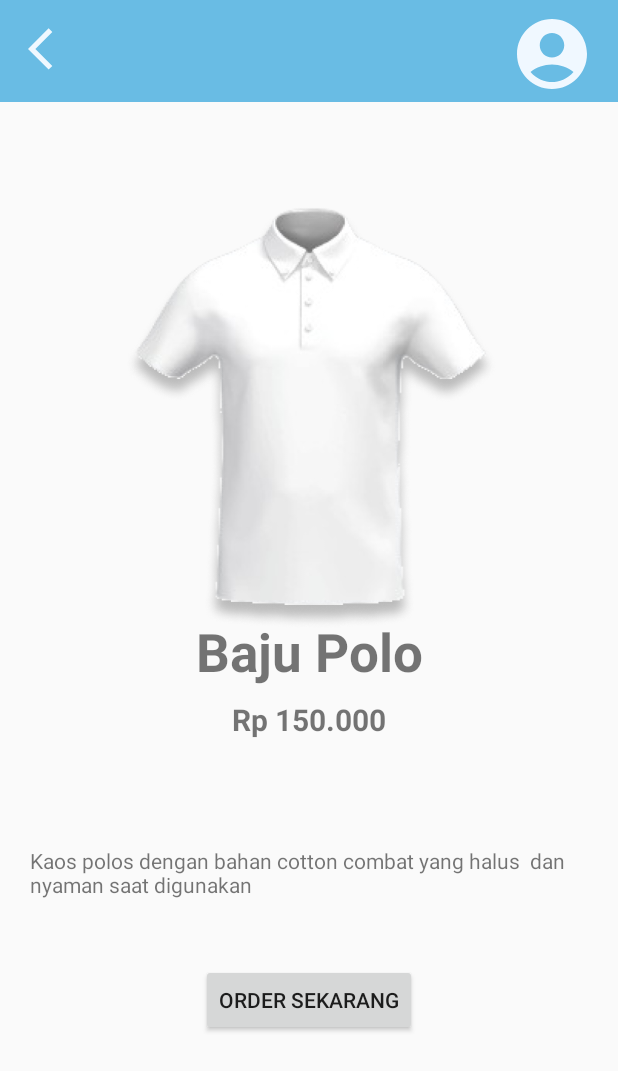
After one commit to IMadePringgaPutraBaskara/KonveksiMaster, an Android app built with Jetpack Compose: the layout tshirt_sale.xml on its own in the app's theme, with its tools: preview values and no code run, on a phone screen of 412 x 824 dp. The commit adds this screen. Shown: the top 1071 px of the screen. Run offline under Robolectric (Android 15) with nearby library versions, the phone set to English and light mode, and no system bars.

Commit message:
Big Update Home act Tshirt app dll

```diff
--- /dev/null
+++ b/app/src/main/java/com/example/myapplication/ShirtSale.kt
@@ -0,0 +1,4 @@
+package com.example.myapplication
+
+class ShirtSale {
+}
--- /dev/null
+++ b/app/src/main/java/com/example/myapplication/TshirtSale.kt
@@ -0,0 +1,4 @@
+package com.example.myapplication
+
+class TshirtSale {
+}
--- /dev/null
+++ b/app/src/main/res/drawable/baseline_account_circle_24.xml
@@ -0,0 +1,5 @@
+<vector xmlns:android="http://schemas.android.com/apk/res/android" android:height="24dp" android:tint="#F0F8FF" android:viewportHeight="24" android:viewportWidth="24" android:width="24dp">
+
+    <path android:fillColor="@android:color/white" android:pathData="M12,2C6.48,2 2,6.48 2,12s4.48,10 10,10s10,-4.48 10,-10S17.52,2 12,2zM12,6c1.93,0 3.5,1.57 3.5,3.5S13.93,13 12,13s-3.5,-1.57 -3.5,-3.5S10.07,6 12,6zM12,20c-2.03,0 -4.43,-0.82 -6.14,-2.88C7.55,15.8 9.68,15 12,15s4.45,0.8 6.14,2.12C16.43,19.18 14.03,20 12,20z"/>
+
+</vector>
--- /dev/null
+++ b/app/src/main/res/drawable/baseline_arrow_back_ios_24.xml
@@ -0,0 +1,5 @@
+<vector xmlns:android="http://schemas.android.com/apk/res/android" android:autoMirrored="true" android:height="24dp" android:tint="#F0F8FF" android:viewportHeight="24" android:viewportWidth="24" android:width="24dp">
+
+    <path android:fillColor="@android:color/white" android:pathData="M11.67,3.87L9.9,2.1 0,12l9.9,9.9 1.77,-1.77L3.54,12z"/>
+
+</vector>
--- /dev/null
+++ b/app/src/main/res/drawable/baseline_border_color_24.xml
@@ -0,0 +1,5 @@
+<vector xmlns:android="http://schemas.android.com/apk/res/android" android:height="24dp" android:tint="#F0F8FF" android:viewportHeight="24" android:viewportWidth="24" android:width="24dp">
+
+    <path android:fillColor="@android:color/white" android:pathData="M22,24H2v-4h20V24zM13.06,5.19l3.75,3.75L7.75,18H4v-3.75L13.06,5.19zM17.88,7.87l-3.75,-3.75l1.83,-1.83c0.39,-0.39 1.02,-0.39 1.41,0l2.34,2.34c0.39,0.39 0.39,1.02 0,1.41L17.88,7.87z"/>
+
+</vector>
--- /dev/null
+++ b/app/src/main/res/drawable/baseline_checkroom_24.xml
@@ -0,0 +1,5 @@
+<vector xmlns:android="http://schemas.android.com/apk/res/android" android:height="24dp" android:tint="#F0F8FF" android:viewportHeight="24" android:viewportWidth="24" android:width="24dp">
+
+    <path android:fillColor="@android:color/white" android:pathData="M21.6,18.2L13,11.75v-0.91c1.65,-0.49 2.8,-2.17 2.43,-4.05c-0.26,-1.31 -1.3,-2.4 -2.61,-2.7C10.54,3.57 8.5,5.3 8.5,7.5h2C10.5,6.67 11.17,6 12,6s1.5,0.67 1.5,1.5c0,0.84 -0.69,1.52 -1.53,1.5C11.43,8.99 11,9.45 11,9.99v1.76L2.4,18.2C1.63,18.78 2.04,20 3,20h9h9C21.96,20 22.37,18.78 21.6,18.2zM6,18l6,-4.5l6,4.5H6z"/>
+
+</vector>
--- /dev/null
+++ b/app/src/main/res/drawable/baseline_contact_phone_24.xml
@@ -0,0 +1,5 @@
+<vector xmlns:android="http://schemas.android.com/apk/res/android" android:height="24dp" android:tint="#F0F8FF" android:viewportHeight="24" android:viewportWidth="24" android:width="24dp">
+
+    <path android:fillColor="@android:color/white" android:pathData="M22,3L2,3C0.9,3 0,3.9 0,5v14c0,1.1 0.9,2 2,2h20c1.1,0 1.99,-0.9 1.99,-2L24,5c0,-1.1 -0.9,-2 -2,-2zM8,6c1.66,0 3,1.34 3,3s-1.34,3 -3,3 -3,-1.34 -3,-3 1.34,-3 3,-3zM14,18L2,18v-1c0,-2 4,-3.1 6,-3.1s6,1.1 6,3.1v1zM17.85,14h1.64L21,16l-1.99,1.99c-1.31,-0.98 -2.28,-2.38 -2.73,-3.99 -0.18,-0.64 -0.28,-1.31 -0.28,-2s0.1,-1.36 0.28,-2c0.45,-1.62 1.42,-3.01 2.73,-3.99L21,8l-1.51,2h-1.64c-0.22,0.63 -0.35,1.3 -0.35,2s0.13,1.37 0.35,2z"/>
+
+</vector>
--- /dev/null
+++ b/app/src/main/res/drawable/baseline_currency_exchange_24.xml
@@ -0,0 +1,5 @@
+<vector xmlns:android="http://schemas.android.com/apk/res/android" android:height="24dp" android:tint="#F0F8FF" android:viewportHeight="24" android:viewportWidth="24" android:width="24dp">
+
+    <path android:fillColor="@android:color/white" android:pathData="M12.89,11.1c-1.78,-0.59 -2.64,-0.96 -2.64,-1.9c0,-1.02 1.11,-1.39 1.81,-1.39c1.31,0 1.79,0.99 1.9,1.34l1.58,-0.67C15.39,8.03 14.72,6.56 13,6.24V5h-2v1.26C8.52,6.82 8.51,9.12 8.51,9.22c0,2.27 2.25,2.91 3.35,3.31c1.58,0.56 2.28,1.07 2.28,2.03c0,1.13 -1.05,1.61 -1.98,1.61c-1.82,0 -2.34,-1.87 -2.4,-2.09L8.1,14.75c0.63,2.19 2.28,2.78 2.9,2.96V19h2v-1.24c0.4,-0.09 2.9,-0.59 2.9,-3.22C15.9,13.15 15.29,11.93 12.89,11.1zM3,21H1v-6h6v2l-2.48,0c1.61,2.41 4.36,4 7.48,4c4.97,0 9,-4.03 9,-9h2c0,6.08 -4.92,11 -11,11c-3.72,0 -7.01,-1.85 -9,-4.67L3,21zM1,12C1,5.92 5.92,1 12,1c3.72,0 7.01,1.85 9,4.67L21,3h2v6h-6V7l2.48,0C17.87,4.59 15.12,3 12,3c-4.97,0 -9,4.03 -9,9H1z"/>
+
+</vector>
--- /dev/null
+++ b/app/src/main/res/layout/tshirt_sale.xml
@@ -0,0 +1,111 @@
+<?xml version="1.0" encoding="utf-8"?>
+<androidx.constraintlayout.widget.ConstraintLayout xmlns:android="http://schemas.android.com/apk/res/android"
+    xmlns:app="http://schemas.android.com/apk/res-auto"
+    xmlns:tools="http://schemas.android.com/tools"
+    android:layout_width="match_parent"
+    android:layout_height="match_parent"
+    tools:context=".TshirtSale">
+
+    <LinearLayout
+        android:layout_width="match_parent"
+        android:layout_height="match_parent"
+        android:orientation="vertical"
+        app:layout_constraintTop_toTopOf="parent"
+        app:layout_constraintStart_toStartOf="parent"
+        app:layout_constraintEnd_toEndOf="parent">
+
+        <androidx.constraintlayout.widget.ConstraintLayout
+            android:layout_width="match_parent"
+            android:layout_height="wrap_content"
+            android:background="@drawable/back_logo">
+
+            <ImageView
+                android:id="@+id/profile"
+                android:layout_width="56dp"
+                android:layout_height="64dp"
+                android:layout_marginTop="4dp"
+                android:layout_marginEnd="16dp"
+                app:layout_constraintEnd_toEndOf="parent"
+                app:layout_constraintTop_toTopOf="parent"
+                app:srcCompat="@drawable/baseline_account_circle_24"
+                tools:src="@tools:sample/avatars" />
+
+            <ImageView
+                android:id="@+id/back"
+                android:layout_width="33dp"
+                android:layout_height="33dp"
+                android:layout_marginTop="16dp"
+                android:layout_marginEnd="360dp"
+                app:layout_constraintEnd_toEndOf="parent"
+                app:layout_constraintTop_toTopOf="parent"
+                app:srcCompat="@drawable/baseline_arrow_back_ios_24"
+                tools:src="@tools:sample/avatars" />
+
+        </androidx.constraintlayout.widget.ConstraintLayout>
+
+        <androidx.constraintlayout.widget.ConstraintLayout
+            android:layout_width="match_parent"
+            android:layout_height="486dp">
+
+            <ImageView
+                android:id="@+id/imagePolo"
+                android:layout_width="306dp"
+                android:layout_height="321dp"
+                app:layout_constraintBottom_toBottomOf="parent"
+                app:layout_constraintEnd_toEndOf="parent"
+                app:layout_constraintHorizontal_bias="0.497"
+                app:layout_constraintStart_toStartOf="parent"
+                app:layout_constraintTop_toTopOf="parent"
+                app:layout_constraintVertical_bias="0.343"
+                app:srcCompat="@drawable/image1p"
+                tools:src="@tools:sample/avatars" />
+
+            <TextView
+                android:id="@+id/textPolo"
+                android:layout_width="wrap_content"
+                android:layout_height="wrap_content"
+                android:layout_marginBottom="96dp"
+                android:text="Baju Polo"
+                android:textSize="35dp"
+                android:textStyle="bold"
+                app:layout_constraintBottom_toBottomOf="parent"
+                app:layout_constraintEnd_toEndOf="parent"
+                app:layout_constraintStart_toStartOf="parent" />
+
+            <TextView
+                android:id="@+id/textPrice"
+                android:layout_width="wrap_content"
+                android:layout_height="wrap_content"
+                android:layout_marginTop="8dp"
+                android:text="Rp 150.000"
+                android:textSize="20sp"
+                android:textStyle="bold"
+                app:layout_constraintEnd_toEndOf="parent"
+                app:layout_constraintStart_toStartOf="parent"
+                app:layout_constraintTop_toBottomOf="@+id/textPolo" />
+
+        </androidx.constraintlayout.widget.ConstraintLayout>
+
+        <TextView
+            android:id="@+id/desikripsibaju"
+            android:layout_width="357dp"
+            android:layout_height="53dp"
+            android:layout_marginStart="20dp"
+            android:layout_marginTop="10dp"
+            android:text="Kaos polos dengan bahan cotton combat yang halus  dan nyaman saat digunakan" />
+
+        <Button
+            android:id="@+id/orderButton"
+            android:layout_width="wrap_content"
+            android:layout_height="wrap_content"
+            android:layout_gravity="center_horizontal"
+            android:layout_marginTop="25dp"
+            android:text="Order Sekarang"
+            app:layout_constraintBottom_toBottomOf="parent"
+            app:layout_constraintEnd_toEndOf="parent"
+            app:layout_constraintStart_toStartOf="parent"
+            app:layout_constraintTop_toBottomOf="@+id/desikripsibaju" />
+
+    </LinearLayout>
+
+</androidx.constraintlayout.widget.ConstraintLayout>
```
Also changed, not shown: app/src/main/java/com/example/myapplication/HomeActivity.kt (added, +41 -0 lines), app/src/main/res/drawable/btn_back.xml (added, +9 -0 lines), app/src/main/res/layout/main_app.xml (+5 -5 lines), app/src/main/res/drawable/image1p.png (added), app/src/main/res/drawable/image3h.png (added), 1 other file.
